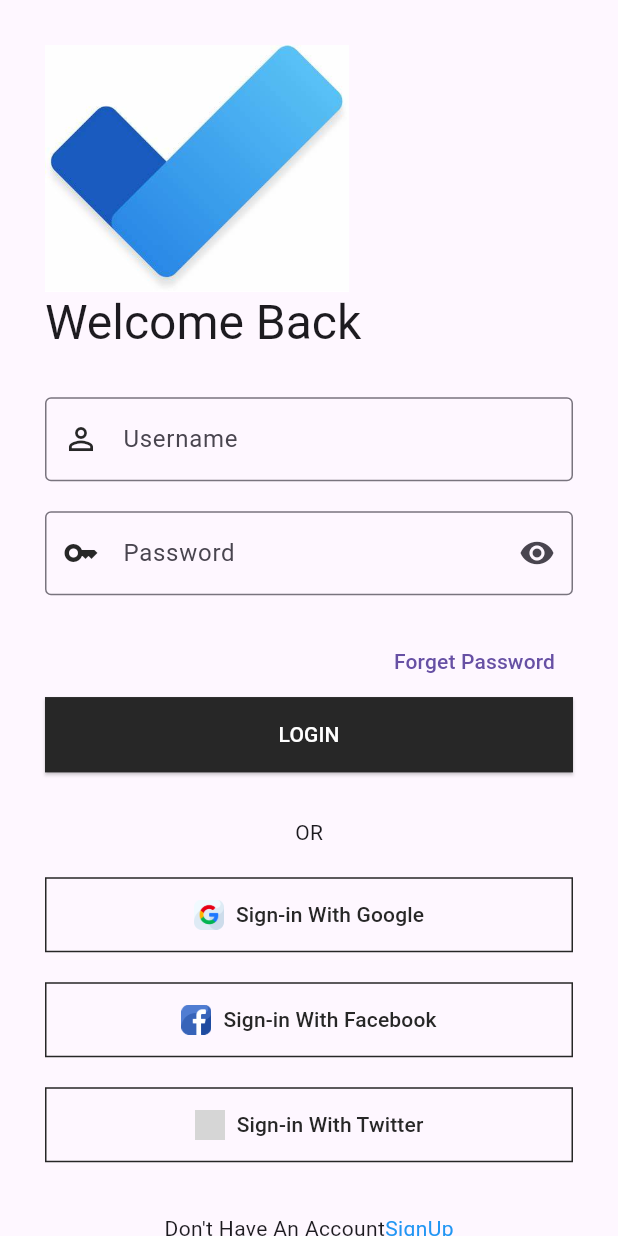
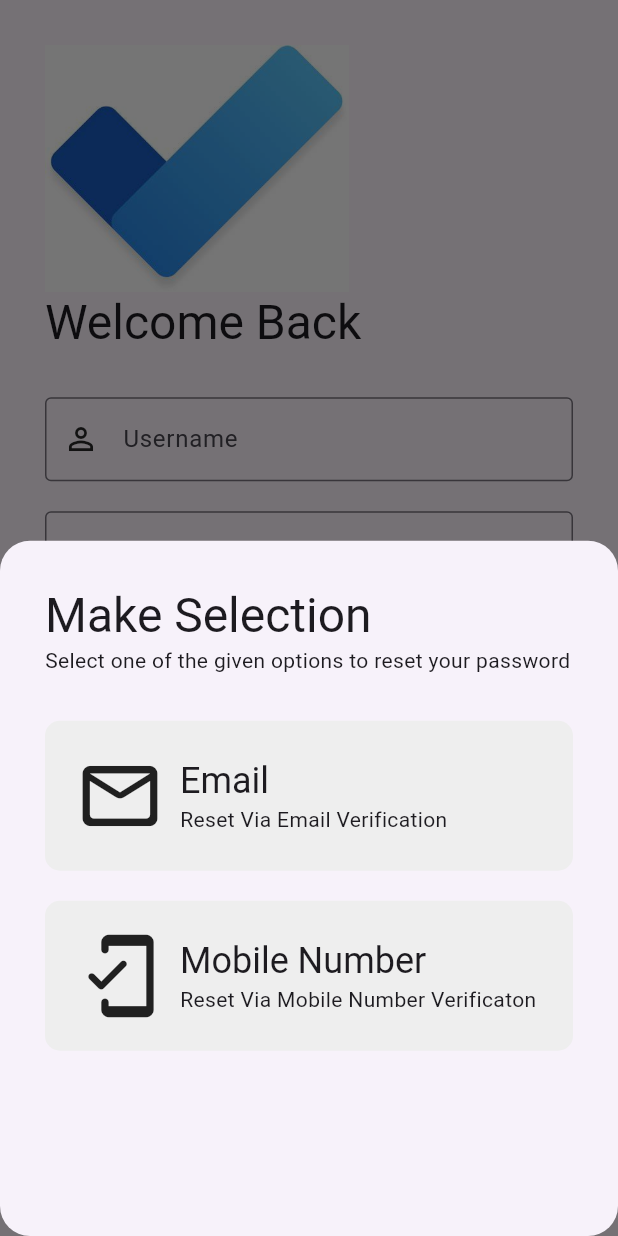
Before and after one commit to sadman017/Client_Server-Model, a Flutter app: the Login screen opened directly, after a tap on "Forget Password", on a phone screen of 412 x 824 dp. Run offline on Flutter 3.47's test engine with Material 3 defaults, Android fonts, the phone set to English and light mode, and no system bars; our stand-ins replace flutter_otp_text_field, gap, get, google_fonts; grey boxes are pictures that could not be loaded.

Commit message:
Forget Password Added

```diff
--- /dev/null
+++ b/client_server/lib/forget_password/forget_password_option/forget_password_modal_bottom_sheet.dart
@@ -0,0 +1,35 @@
+import 'package:client_server/constants/size.dart';
+import 'package:client_server/constants/text_string.dart';
+import 'package:client_server/forget_password/forget_password_email/forget_password_email.dart';
+import 'package:client_server/forget_password/forget_password_option/forget_password_widget.dart';
+import 'package:client_server/forget_password/forget_password_otp/otp_screen.dart';
+import 'package:flutter/material.dart';
+import 'package:get/get.dart';
+
+class ForgetPasswordScreen{
+  static Future<dynamic> buildShowModalBottomSheet(BuildContext context) {
+    return showModalBottomSheet(context: context,
+                shape: RoundedRectangleBorder(borderRadius: BorderRadius.circular(20.0)),
+                builder: (context) => Container(padding: const EdgeInsets.all(defaultSize),
+                child: Column(
+                  crossAxisAlignment: CrossAxisAlignment.start,
+                  children: [
+                    Text(forgetPassTitle, style: Theme.of(context).textTheme.headlineLarge,),
+                    Text(forgetPassSubTitle, style: Theme.of(context).textTheme.bodyMedium,),
+                    const SizedBox(height: 30.0,),
+                    ForgetPasswordWidget(buttonIcon: Icons.mail_outline_rounded, title: email, subtitle: resetViaEmail, onTap: () {
+                    Navigator.pop(context);
+                    Get.to(() => const ForgetPasswordMail());
+                    },
+                    ),
+                    const SizedBox(height: 20.0,),
+                    ForgetPasswordWidget(buttonIcon: Icons.mobile_friendly_rounded, title: number, subtitle: resetViaMoile, onTap: () {Get.to(() => const OTPScreen());
+                    },
+                    ),
+                  ],
+                ),
+                )
+                );
+  }
+
+}
--- /dev/null
+++ b/client_server/lib/forget_password/forget_password_option/forget_password_widget.dart
@@ -0,0 +1,37 @@
+import 'package:flutter/material.dart';
+
+class ForgetPasswordWidget extends StatelessWidget {
+  const ForgetPasswordWidget({
+    super.key, required this.buttonIcon, required this.title, required this.subtitle, required this.onTap,
+  });
+
+  final IconData buttonIcon;
+  final String title, subtitle;
+  final VoidCallback onTap;
+  @override
+  Widget build(BuildContext context) {
+    return GestureDetector(
+      onTap: onTap,
+      child: Container(
+        padding: const EdgeInsets.all(20.0),
+        decoration: BoxDecoration(
+          borderRadius: BorderRadius.circular(10.0),
+          color: Colors.grey.shade200,
+        ),
+        child: Row(
+          children: [
+             Icon(buttonIcon, size: 60.0,),
+            const SizedBox(width: 10.0,),
+            Column(
+              crossAxisAlignment: CrossAxisAlignment.start,
+              children: [
+                Text(title, style: Theme.of(context).textTheme.headlineSmall,),
+                Text(subtitle, style: Theme.of(context).textTheme.bodyMedium,),
+              ],
+            )
+          ],
+        ),
+      ),
+    );
+  }
+}
--- a/client_server/lib/login/login_form_widget.dart
+++ b/client_server/lib/login/login_form_widget.dart
@@ -1,5 +1,6 @@
 import 'package:client_server/constants/size.dart';
 import 'package:client_server/constants/text_string.dart';
+import 'package:client_server/forget_password/forget_password_option/forget_password_modal_bottom_sheet.dart';
 import 'package:flutter/material.dart';
 import 'package:gap/gap.dart';
 
@@ -37,7 +38,7 @@ class LoginForm extends StatelessWidget{
             Align(
               alignment:Alignment.centerRight,
               child: TextButton(
-                onPressed: () {  },
+                onPressed: () { ForgetPasswordScreen.buildShowModalBottomSheet(context); },
                 child: const Text(forgetPass)
                 ),
             ),
--- a/client_server/pubspec.yaml
+++ b/client_server/pubspec.yaml
@@ -38,6 +38,7 @@ dependencies:
   google_fonts: ^6.1.0
   get: ^4.6.6
   gap: ^3.0.1
+  flutter_otp_text_field: ^1.1.1
 dev_dependencies:
   flutter_test:
     sdk: flutter
```
Also changed, not shown: client_server/lib/Welcome/welcome_screen.dart (+7 -2 lines), client_server/lib/forget_password/forget_password_email/forget_password_email.dart (added, +51 -0 lines), client_server/lib/forget_password/forget_password_otp/otp_screen.dart (added, +51 -0 lines), client_server/pubspec.lock.
